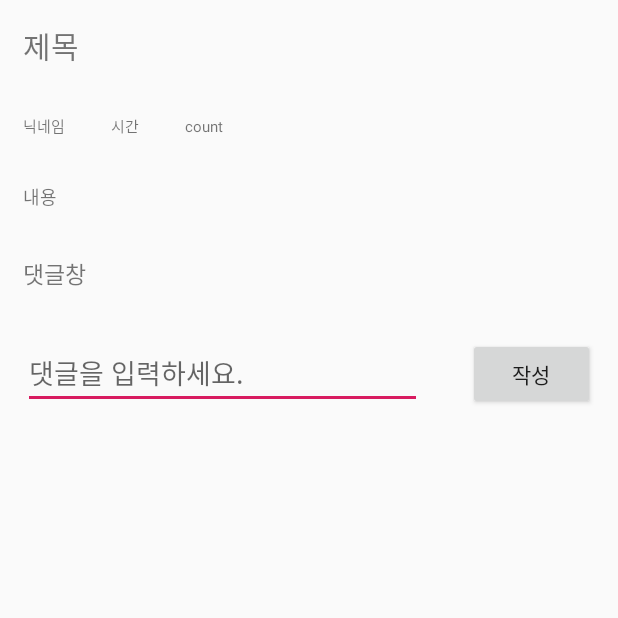
After one commit to devsungmin/Mobile-SW-Project, an Android app: the BoardDetailAcitivity screen opened directly, with no data from a screen before it, on a phone screen of 412 x 824 dp, the top half of it. The commit adds this screen. Run offline under Robolectric (Android 15) with nearby library versions, the phone set to English and light mode, and no system bars; our stand-ins replace Firebase (no records; nobody signed in at launch, a user with empty details on screens opened directly); 5 statements that could not run were skipped.

Commit message:
게시판 90퍼 완성

```diff
--- a/Example/shelter/app/src/main/AndroidManifest.xml
+++ b/Example/shelter/app/src/main/AndroidManifest.xml
@@ -22,6 +22,7 @@
         <activity android:name=".ProfileActivity"/>
         <activity android:name=".WriteActivity"/>
         <activity android:name=".BoardActivity"/>
+        <activity android:name=".BoardDetailAcitivity" />
 
     </application>
 
--- /dev/null
+++ b/Example/shelter/app/src/main/java/com/example/shelter/BoardDetailAcitivity.java
@@ -0,0 +1,179 @@
+package com.example.shelter;
+
+import android.app.Activity;
+import android.app.ProgressDialog;
+import android.content.Intent;
+import android.os.Bundle;
+import android.text.TextUtils;
+import android.util.Log;
+import android.view.View;
+import android.widget.Button;
+import android.widget.EditText;
+import android.widget.TextView;
+import android.widget.Toast;
+
+import androidx.annotation.NonNull;
+import androidx.annotation.Nullable;
+import androidx.recyclerview.widget.LinearLayoutManager;
+import androidx.recyclerview.widget.RecyclerView;
+
+import com.google.firebase.auth.FirebaseAuth;
+import com.google.firebase.auth.FirebaseUser;
+import com.google.firebase.database.DataSnapshot;
+import com.google.firebase.database.DatabaseError;
+import com.google.firebase.database.DatabaseReference;
+import com.google.firebase.database.FirebaseDatabase;
+import com.google.firebase.database.ValueEventListener;
+
+import java.text.SimpleDateFormat;
+import java.util.ArrayList;
+import java.util.Date;
+import java.util.HashMap;
+import java.util.Map;
+
+public class BoardDetailAcitivity extends Activity implements View.OnClickListener{
+    private static final String TAG = "BoardDetailActivity";
+    public static final String EXTRA_BOARD_KEY = "board_key";
+    String []email;
+    private FirebaseAuth firebaseAuth;
+    private RecyclerView recyclerView;
+    private RecyclerView.Adapter adapter;
+    private RecyclerView.LayoutManager layoutManager;
+    private ArrayList<Comment> arrayList;
+    private ValueEventListener mboardListener;
+    private FirebaseDatabase database;
+    private DatabaseReference boardReference,commentReference;
+    private TextView titleView,contentView,dateView,nicknameView,goodcountView;
+    private EditText commentView;
+    private Button button;
+    String BoardKey;
+    @Override
+    protected void onCreate(@Nullable Bundle savedInstanceState) {
+        super.onCreate(savedInstanceState);
+        setContentView(R.layout.activity_boardview);
+        button = (Button)findViewById(R.id.btn_comment);
+        commentView = (EditText)findViewById(R.id.ed_comment);
+        button.setOnClickListener(this);
+        titleView = findViewById(R.id.title);
+        contentView = findViewById(R.id.content);
+        dateView = findViewById(R.id.date);
+        nicknameView = findViewById(R.id.nickname);
+        goodcountView = findViewById(R.id.goodcount);
+
+        BoardKey = getIntent().getStringExtra(EXTRA_BOARD_KEY);
+        if (BoardKey == null){
+            try {
+                throw new IllegalAccessException("EXTRA_BOARD_KEY is null");
+            } catch (IllegalAccessException e) {
+                e.printStackTrace();
+            }
+        }
+        database=FirebaseDatabase.getInstance();
+        boardReference = database.getReference().child("board").child(BoardKey);
+
+        CommentAdapter commentAdapter = new CommentAdapter(arrayList,this);
+        recyclerView = findViewById(R.id.comment);
+        recyclerView.setHasFixedSize(true);
+        layoutManager = new LinearLayoutManager(this);
+        recyclerView.setLayoutManager(layoutManager);
+        arrayList = new ArrayList<>();
+
+        commentReference = database.getReference("board/"+BoardKey+"/comment");
+        commentReference.addListenerForSingleValueEvent(new ValueEventListener() {
+            @Override
+            public void onDataChange(@NonNull DataSnapshot dataSnapshot) {
+                //파이어 베이스 데이터베이스의 데이터를 받아오는 곳
+                arrayList.clear();
+                for (DataSnapshot snapshot : dataSnapshot.getChildren()){
+                    //반복문으로 데이터리스트 추출함
+                    Comment comment = snapshot.getValue(Comment.class); //만들어뒀던 객체에 데이터를 담는다
+                    arrayList.add(comment);
+                }
+                adapter.notifyDataSetChanged(); //리스트 저장 및 새로고침
+            }
+
+            @Override
+            public void onCancelled(@NonNull DatabaseError databaseError) {
+                //디비를 가져오던중 에러 발생시
+                Log.e( "BoardDetailActivity", String.valueOf(databaseError.toException()));
+            }
+        });
+        adapter = new CommentAdapter(arrayList, this);
+        recyclerView.setAdapter(adapter);
+    }
+
+    @Override
+    protected void onStart() {
+        super.onStart();
+
+        ValueEventListener boardListener = new ValueEventListener() {
+            @Override
+            public void onDataChange(@NonNull DataSnapshot dataSnapshot) {
+                Board board = dataSnapshot.getValue(Board.class);
+
+                titleView.setText(board.title);
+                contentView.setText(board.content);
+                nicknameView.setText(board.nickname);
+                dateView.setText(board.date);
+                goodcountView.setText(String.valueOf(board.goodCount));
+            }
+
+            @Override
+            public void onCancelled(@NonNull DatabaseError databaseError) {
+                Log.w(TAG, "loadBoard:onCancelled", databaseError.toException());
+                Toast.makeText(BoardDetailAcitivity.this,"Failed to load Board.",Toast.LENGTH_SHORT).show();
+
+            }
+        };
+        boardReference.addValueEventListener(boardListener);
+        mboardListener = boardListener;
+
+    }
+    private void writeComment(){
+        //사용자가 입력하는 comment를 가져온다.
+        String comment_ = commentView.getText().toString().trim();
+        String nickname = email[0];
+        int goodCount = 0;
+        int badCount = 0;
+        //comment가 비었는지 아닌지를 체크 한다.
+
+        if(TextUtils.isEmpty(comment_)){
+            Toast.makeText(this, "댓글을 입력해주세요.", Toast.LENGTH_SHORT).show();
+            return;
+        }
+
+        SimpleDateFormat dateform = new SimpleDateFormat("yyyy-MM-dd");
+        Date date = new Date();
+        commentReference = FirebaseDatabase.getInstance().getReference();
+        String key = commentReference.child("board").child(BoardKey).child("comment").push().getKey();
+        Comment comment=new Comment(nickname,comment_,dateform.format(date).toString(),goodCount,badCount);
+        Map<String, Object> boardValues = comment.toMap();
+        Map<String, Object> childUpdates = new HashMap<>();
+        childUpdates.put("/board/"+BoardKey+"/comment/"+key,boardValues);
+        commentReference.updateChildren(childUpdates);
+        Toast.makeText(this,"댓글을 작성했습니다.",Toast.LENGTH_SHORT).show();
+        finish();
+        Intent intent = new Intent(BoardDetailAcitivity.this,BoardDetailAcitivity.class);
+        intent.putExtra(BoardDetailAcitivity.EXTRA_BOARD_KEY,BoardKey);
+        startActivity(intent);
+    }
+
+    @Override
+    public void onClick(View v) {
+        if(v.getId() == R.id.btn_comment){
+            firebaseAuth = FirebaseAuth.getInstance();
+            //유저가 로그인 하지 않은 상태라면 null 상태이고 이 액티비티를 종료하고 로그인 액티비티를 연다.
+            if(firebaseAuth.getCurrentUser() == null) {
+                finish();
+                startActivity(new Intent(BoardDetailAcitivity.this, LoginActivity.class));
+            }
+
+            //유저가 있다면, null이 아니면 계속 진행
+            FirebaseUser user = firebaseAuth.getCurrentUser();
+            email = user.getEmail().split("@");
+
+            writeComment();
+        }
+
+    }
+}
--- /dev/null
+++ b/Example/shelter/app/src/main/java/com/example/shelter/CommentAdapter.java
@@ -0,0 +1,62 @@
+package com.example.shelter;
+
+import android.content.Context;
+import android.view.LayoutInflater;
+import android.view.View;
+import android.view.ViewGroup;
+import android.widget.TextView;
+
+import androidx.annotation.NonNull;
+import androidx.recyclerview.widget.RecyclerView;
+
+import java.util.ArrayList;
+
+public class CommentAdapter extends RecyclerView.Adapter<CommentAdapter.CommentViewHolder>{
+    private ArrayList<Comment> arrayList;
+    private Context context;
+
+    public CommentAdapter(ArrayList<Comment> arrayList, Context context) {
+        this.arrayList = arrayList;
+        this.context = context;
+    }
+    @NonNull
+    @Override
+    public CommentViewHolder onCreateViewHolder(@NonNull ViewGroup parent, int viewType) {
+        View view = LayoutInflater.from(parent.getContext()).inflate(R.layout.item_comment,parent,false);
+        CommentViewHolder holder = new CommentViewHolder(view);
+        return holder;
+    }
+
+    @Override
+    public void onBindViewHolder(@NonNull CommentViewHolder holder, int position) {
+        holder.comment.setText(arrayList.get(position).getComment());
+        holder.nickname.setText(arrayList.get(position).getNickname());
+        holder.date.setText(arrayList.get(position).getDate());
+        holder.goodcount.setText(String.valueOf(arrayList.get(position).getGoodcount()));
+        holder.badcount.setText(String.valueOf(arrayList.get(position).getBadcount()));
+
+
+    }
+
+    @Override
+    public int getItemCount() {
+        return (arrayList != null ? arrayList.size() : 0);
+    }
+
+    public class CommentViewHolder extends RecyclerView.ViewHolder {
+        TextView comment;
+        TextView nickname;
+        TextView date;
+        TextView goodcount;
+        TextView badcount;
+
+        public CommentViewHolder(@NonNull View itemView) {
+            super(itemView);
+            this.comment=itemView.findViewById(R.id.comment);
+            this.nickname=itemView.findViewById(R.id.nickname);
+            this.date=itemView.findViewById(R.id.date);
+            this.goodcount=itemView.findViewById(R.id.goodcount);
+            this.badcount=itemView.findViewById(R.id.badcount);
+        }
+    }
+}
--- a/Example/shelter/app/src/main/java/com/example/shelter/HomeActivity.java
+++ b/Example/shelter/app/src/main/java/com/example/shelter/HomeActivity.java
@@ -28,6 +28,7 @@ public class HomeActivity extends AppCompatActivity {
 
             @Override
             public void onClick(View v) {
+                finish();
                 startActivity(new Intent(HomeActivity.this, LoginActivity.class));
             }
         });
@@ -35,6 +36,7 @@ public class HomeActivity extends AppCompatActivity {
 
             @Override
             public void onClick(View v) {
+                finish();
                 startActivity(new Intent(HomeActivity.this, RegisterActivity.class));
             }
         });
@@ -42,6 +44,7 @@ public class HomeActivity extends AppCompatActivity {
 
             @Override
             public void onClick(View v) {
+                finish();
                 startActivity(new Intent(HomeActivity.this, BoardActivity.class));
             }
         });
@@ -49,6 +52,7 @@ public class HomeActivity extends AppCompatActivity {
 
             @Override
             public void onClick(View v) {
+                finish();
                 startActivity(new Intent(HomeActivity.this, WriteActivity.class));
             }
         });
@@ -56,6 +60,7 @@ public class HomeActivity extends AppCompatActivity {
 
             @Override
             public void onClick(View v) {
+                finish();
                 startActivity(new Intent(HomeActivity.this, ProfileActivity.class));
             }
         });
--- a/Example/shelter/app/src/main/java/com/example/shelter/WriteActivity.java
+++ b/Example/shelter/app/src/main/java/com/example/shelter/WriteActivity.java
@@ -64,6 +64,7 @@ public class WriteActivity extends Activity implements View.OnClickListener{
         String title = editText1.getText().toString().trim();
         String content = editText2.getText().toString().trim();
         String nickname = email[0];
+        String b_key;
         int goodCount = 0;
         //title과 content가 비었는지 아닌지를 체크 한다.
         if(TextUtils.isEmpty(title)){
@@ -81,9 +82,10 @@ public class WriteActivity extends Activity implements View.OnClickListener{
 
         SimpleDateFormat dateform = new SimpleDateFormat("yyyy-MM-dd");
         Date date = new Date();
-        Board board=new Board(title,dateform.format(date).toString(),content,nickname,goodCount);
         mDatabase = FirebaseDatabase.getInstance().getReference();
         String key = mDatabase.child("board").push().getKey();
+        b_key=key;
+        Board board=new Board(title,dateform.format(date).toString(),content,nickname,goodCount,b_key);
         Map<String, Object> boardValues = board.toMap();
         Map<String, Object> childUpdates = new HashMap<>();
         childUpdates.put("/board/"+key,boardValues);
--- /dev/null
+++ b/Example/shelter/app/src/main/res/layout/activity_boardview.xml
@@ -0,0 +1,82 @@
+<?xml version="1.0" encoding="utf-8"?>
+<LinearLayout xmlns:android="http://schemas.android.com/apk/res/android"
+    android:orientation="vertical" android:layout_width="match_parent"
+    android:layout_height="match_parent">
+    <TextView
+        android:layout_width="wrap_content"
+        android:layout_height="wrap_content"
+        android:text="제목"
+        android:id="@+id/title"
+        android:layout_margin="15dp"
+        android:textSize="20dp"/>
+    <LinearLayout
+        android:layout_width="wrap_content"
+        android:layout_height="wrap_content"
+        android:orientation="horizontal">
+        <TextView
+            android:layout_width="wrap_content"
+            android:layout_height="wrap_content"
+            android:text="닉네임"
+            android:layout_margin="15dp"
+            android:id="@+id/nickname"
+            android:textSize="10dp"
+            />
+        <TextView
+            android:layout_width="wrap_content"
+            android:layout_height="wrap_content"
+            android:text="시간"
+            android:layout_margin="15dp"
+            android:textSize="10dp"
+            android:id="@+id/date"/>
+        <TextView
+            android:layout_width="wrap_content"
+            android:layout_height="wrap_content"
+            android:text="count"
+            android:layout_margin="15dp"
+            android:textSize="10dp"
+            android:id="@+id/goodcount"/>
+    </LinearLayout>
+    <TextView
+        android:layout_width="wrap_content"
+        android:layout_height="wrap_content"
+        android:layout_margin="15dp"
+        android:text="내용"
+        android:textSize="12dp"
+        android:id="@+id/content"/>
+    <TextView
+        android:layout_width="wrap_content"
+        android:layout_height="wrap_content"
+        android:text="댓글창"
+        android:layout_margin="15dp"
+        android:textSize="15dp"/>
+    <LinearLayout
+        android:layout_width="wrap_content"
+        android:layout_height="wrap_content"
+        android:orientation="horizontal">
+
+        <EditText
+            android:id="@+id/ed_comment"
+            android:layout_width="266dp"
+            android:layout_height="wrap_content"
+            android:layout_margin="15dp"
+            android:hint="댓글을 입력하세요." />
+        <Button
+            android:layout_width="wrap_content"
+            android:layout_height="wrap_content"
+            android:layout_margin="15dp"
+            android:text="작성"
+            android:id="@+id/btn_comment"/>
+    </LinearLayout>
+    <androidx.recyclerview.widget.RecyclerView
+        android:layout_width="match_parent"
+        android:layout_height="match_parent"
+        android:id="@+id/comment"
+        android:layout_margin="15dp"/>
+
+
+
+
+
+
+
+</LinearLayout>
--- a/Example/shelter/build.gradle
+++ b/Example/shelter/build.gradle
@@ -7,7 +7,7 @@ buildscript {
 
     }
     dependencies {
-        classpath 'com.android.tools.build:gradle:3.5.2'
+        classpath 'com.android.tools.build:gradle:3.5.1'
         classpath 'com.google.gms:google-services:4.3.2'
 
         // NOTE: Do not place your application dependencies here; they belong
```
Also changed, not shown: Example/shelter/app/src/main/java/com/example/shelter/Board.java (+13 -1 lines), Example/shelter/app/src/main/java/com/example/shelter/BoardActivity.java (+108 -3 lines), Example/shelter/app/src/main/java/com/example/shelter/Comment.java (added, +71 -0 lines), Example/shelter/app/src/main/res/layout/activity_write.xml (+6 -6 lines), Example/shelter/app/src/main/res/layout/item_comment.xml (added, +49 -0 lines).
